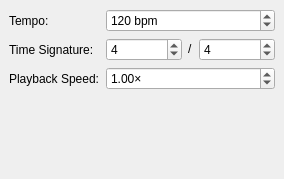
Above: ui/MusicPropertiesWidget.ui from BattyBovine/OpenDynamicCreator before the change. Below: the same form after it.
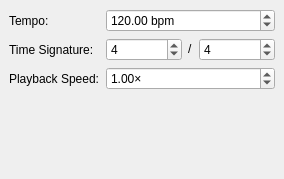
That is the form after the change.

Commit message: - New class created for storing music event flags and associated data. - Convenience class added for marking specific beats in a song, and converting between beats and seconds. - Tempo is now a float value. - States window has been removed, since it's unlikely an entirely separate dialogue box will be necessary. - Widgets that previously attached to ClipItem now attach instead to the more generic BaseMusicItem, allowing mixing of all music item types. - Mixer now holds a "snap to beat" option that changes which beat unit to snap to when editing clips.

Diff of the .ui file:
```diff
--- a/ui/MusicPropertiesWidget.ui
+++ b/ui/MusicPropertiesWidget.ui
@@ -129,18 +129,18 @@
        </widget>
       </item>
       <item row="0" column="1" colspan="3">
-       <widget class="QSpinBox" name="spinTempo">
+       <widget class="QDoubleSpinBox" name="dspinTempo">
         <property name="suffix">
          <string> bpm</string>
         </property>
         <property name="minimum">
-         <number>1</number>
+         <double>1.000000000000000</double>
         </property>
         <property name="maximum">
-         <number>300</number>
+         <double>300.000000000000000</double>
         </property>
         <property name="value">
-         <number>120</number>
+         <double>120.000000000000000</double>
         </property>
        </widget>
       </item>
```
The commit also changes 17 other files.
